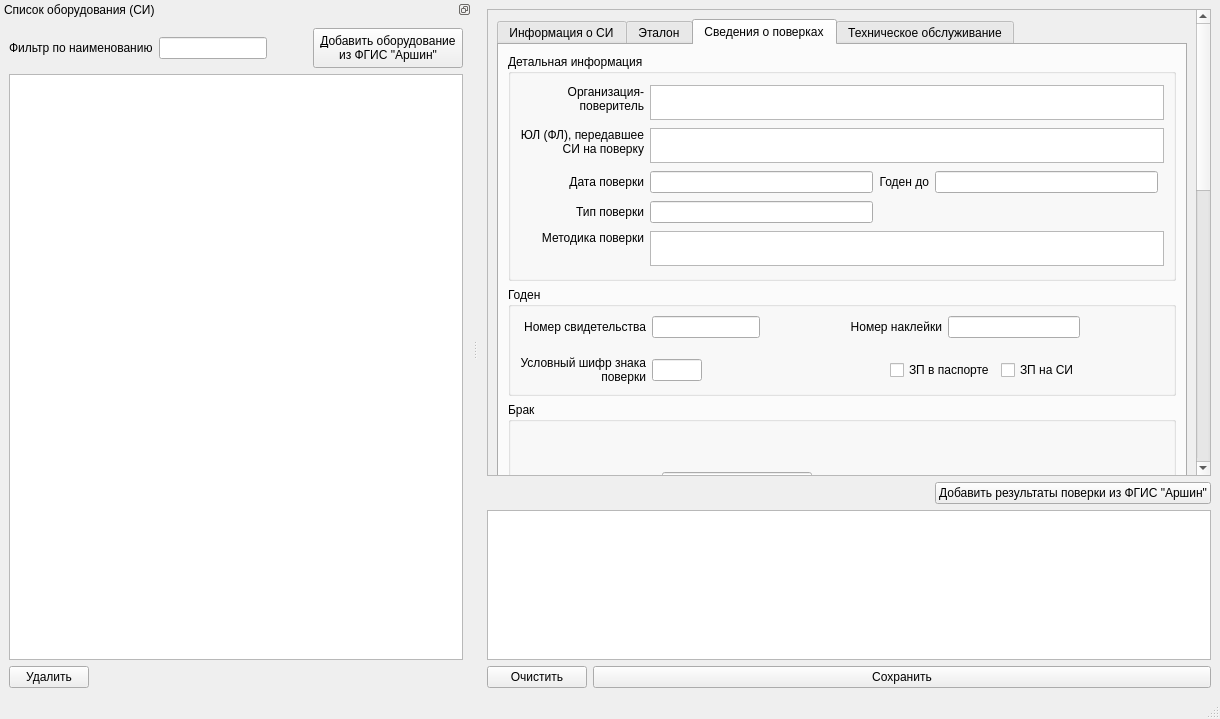
Before: the Qt Designer form equipment.ui in sylmain/Cometa1, drawn with Qt 5.
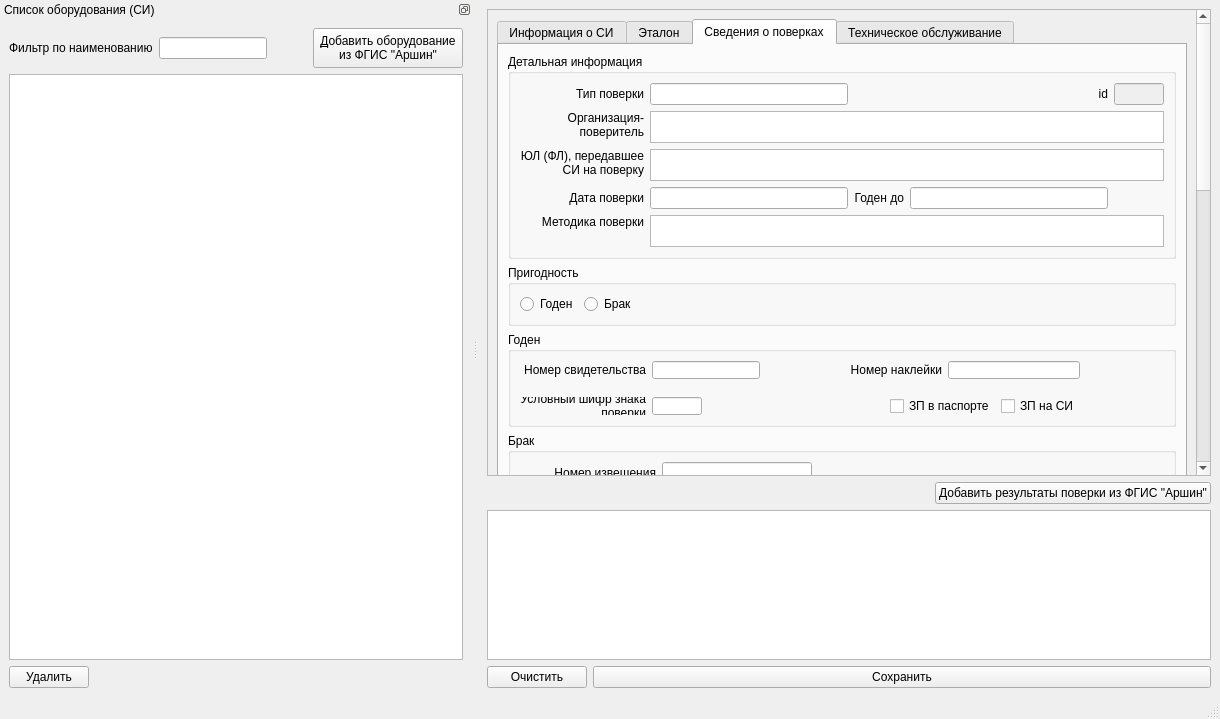
After: the same form once the commit is applied.

```diff
--- a/equipment.ui
+++ b/equipment.ui
@@ -1495,14 +1495,20 @@
            <layout class="QGridLayout" name="gridLayout_6">
             <item row="2" column="0" colspan="2">
              <widget class="QGroupBox" name="groupBox_5">
+              <property name="maximumSize">
+               <size>
+                <width>16777215</width>
+                <height>205</height>
+               </size>
+              </property>
               <property name="title">
                <string>Детальная информация</string>
               </property>
               <layout class="QGridLayout" name="gridLayout_15">
-               <item row="3" column="1">
+               <item row="4" column="1">
                 <widget class="QLineEdit" name="lineEdit_vrfDate"/>
                </item>
-               <item row="3" column="0">
+               <item row="4" column="0">
                 <widget class="QLabel" name="label_12">
                  <property name="text">
                   <string>Дата поверки</string>
@@ -1515,23 +1521,7 @@
                  </property>
                 </widget>
                </item>
-               <item row="5" column="1">
-                <widget class="QLineEdit" name="lineEdit_vri_vriType"/>
-               </item>
-               <item row="5" column="0">
-                <widget class="QLabel" name="label_14">
-                 <property name="text">
-                  <string>Тип поверки</string>
-                 </property>
-                 <property name="alignment">
-                  <set>Qt::AlignRight|Qt::AlignTrailing|Qt::AlignVCenter</set>
-                 </property>
-                 <property name="wordWrap">
-                  <bool>true</bool>
-                 </property>
-                </widget>
-               </item>
-               <item row="0" column="0">
+               <item row="1" column="0">
                 <widget class="QLabel" name="label_9">
                  <property name="text">
                   <string>Организация-поверитель</string>
@@ -1544,7 +1534,7 @@
                  </property>
                 </widget>
                </item>
-               <item row="6" column="0">
+               <item row="7" column="0">
                 <widget class="QLabel" name="label_21">
                  <property name="text">
                   <string>Методика поверки</string>
@@ -1557,7 +1547,7 @@
                  </property>
                 </widget>
                </item>
-               <item row="2" column="0">
+               <item row="3" column="0">
                 <widget class="QLabel" name="label_11">
                  <property name="text">
                   <string>ЮЛ (ФЛ), передавшее СИ на поверку</string>
@@ -1570,7 +1560,7 @@
                  </property>
                 </widget>
                </item>
-               <item row="3" column="2">
+               <item row="4" column="2">
                 <widget class="QLabel" name="label_13">
                  <property name="text">
                   <string>Годен до</string>
@@ -1583,7 +1573,7 @@
                  </property>
                 </widget>
                </item>
-               <item row="6" column="1" colspan="4">
+               <item row="7" column="1" colspan="4">
                 <widget class="QPlainTextEdit" name="plainTextEdit_vri_docTitle">
                  <property name="maximumSize">
                   <size>
@@ -1593,7 +1583,7 @@
                  </property>
                 </widget>
                </item>
-               <item row="2" column="1" colspan="4">
+               <item row="3" column="1" colspan="4">
                 <widget class="QPlainTextEdit" name="plainTextEdit_vri_miOwner">
                  <property name="maximumSize">
                   <size>
@@ -1606,7 +1596,7 @@
                  </property>
                 </widget>
                </item>
-               <item row="0" column="1" colspan="4">
+               <item row="1" column="1" colspan="4">
                 <widget class="QPlainTextEdit" name="plainTextEdit_vri_organization">
                  <property name="maximumSize">
                   <size>
@@ -1616,26 +1606,52 @@
                  </property>
                 </widget>
                </item>
-               <item row="3" column="3">
+               <item row="4" column="3">
                 <widget class="QLineEdit" name="lineEdit_vri_validDate"/>
                </item>
+               <item row="0" column="4">
+                <widget class="QLineEdit" name="lineEdit_vri_id">
+                 <property name="enabled">
+                  <bool>false</bool>
+                 </property>
+                 <property name="maximumSize">
+                  <size>
+                   <width>50</width>
+                   <height>16777215</height>
+                  </size>
+                 </property>
+                </widget>
+               </item>
+               <item row="0" column="3">
+                <widget class="QLabel" name="label_23">
+                 <property name="text">
+                  <string>id</string>
+                 </property>
+                 <property name="alignment">
+                  <set>Qt::AlignRight|Qt::AlignTrailing|Qt::AlignVCenter</set>
+                 </property>
+                </widget>
+               </item>
+               <item row="0" column="0">
+                <widget class="QLabel" name="label_14">
+                 <property name="text">
+                  <string>Тип поверки</string>
+                 </property>
+                 <property name="alignment">
+                  <set>Qt::AlignRight|Qt::AlignTrailing|Qt::AlignVCenter</set>
+                 </property>
+                 <property name="wordWrap">
+                  <bool>true</bool>
+                 </property>
+                </widget>
+               </item>
+               <item row="0" column="1">
+                <widget class="QLineEdit" name="lineEdit_vri_vriType"/>
+               </item>
               </layout>
              </widget>
             </item>
             <item row="6" column="0" colspan="2">
-             <spacer name="verticalSpacer_2">
-              <property name="orientation">
-               <enum>Qt::Vertical</enum>
-              </property>
-              <property name="sizeHint" stdset="0">
-               <size>
-                <width>20</width>
-                <height>40</height>
-               </size>
-              </property>
-             </spacer>
-            </item>
-            <item row="5" column="0" colspan="2">
              <widget class="QGroupBox" name="groupBox_6">
               <property name="title">
                <string>Дополнительные сведения</string>
@@ -1812,8 +1828,14 @@
               </layout>
              </widget>
             </item>
-            <item row="3" column="0" colspan="2">
+            <item row="4" column="0" colspan="2">
              <widget class="QGroupBox" name="groupBox_applicable">
+              <property name="maximumSize">
+               <size>
+                <width>16777215</width>
+                <height>95</height>
+               </size>
+              </property>
               <property name="title">
                <string>Годен</string>
               </property>
@@ -1947,8 +1969,20 @@
               </layout>
              </widget>
             </item>
-            <item row="4" column="0" colspan="2">
+            <item row="5" column="0" colspan="2">
              <widget class="QGroupBox" name="groupBox_inapplicable">
+              <property name="sizePolicy">
+               <sizepolicy hsizetype="Preferred" vsizetype="Preferred">
+                <horstretch>0</horstretch>
+                <verstretch>0</verstretch>
+               </sizepolicy>
+              </property>
+              <property name="maximumSize">
+               <size>
+                <width>16777215</width>
+                <height>97</height>
+               </size>
+              </property>
               <property name="title">
                <string>Брак</string>
               </property>
@@ -2002,6 +2036,55 @@
               </layout>
              </widget>
             </item>
+            <item row="7" column="0" colspan="2">
+             <spacer name="verticalSpacer_2">
+              <property name="orientation">
+               <enum>Qt::Vertical</enum>
+              </property>
+              <property name="sizeHint" stdset="0">
+               <size>
+                <width>20</width>
+                <height>40</height>
+               </size>
+              </property>
+             </spacer>
+            </item>
+            <item row="3" column="0" colspan="2">
+             <widget class="QGroupBox" name="groupBox_8">
+              <property name="title">
+               <string>Пригодность</string>
+              </property>
+              <layout class="QHBoxLayout" name="horizontalLayout_4">
+               <item>
+                <widget class="QRadioButton" name="radioButton_applicable">
+                 <property name="text">
+                  <string>Годен</string>
+                 </property>
+                </widget>
+               </item>
+               <item>
+                <widget class="QRadioButton" name="radioButton_inapplicable">
+                 <property name="text">
+                  <string>Брак</string>
+                 </property>
+                </widget>
+               </item>
+               <item>
+                <spacer name="horizontalSpacer_10">
+                 <property name="orientation">
+                  <enum>Qt::Horizontal</enum>
+                 </property>
+                 <property name="sizeHint" stdset="0">
+                  <size>
+                   <width>40</width>
+                   <height>20</height>
+                  </size>
+                 </property>
+                </spacer>
+               </item>
+              </layout>
+             </widget>
+            </item>
            </layout>
           </widget>
           <widget class="QWidget" name="tab_2">
```
Left out of the diff: 592 changed lines with no effect on the pictures.
